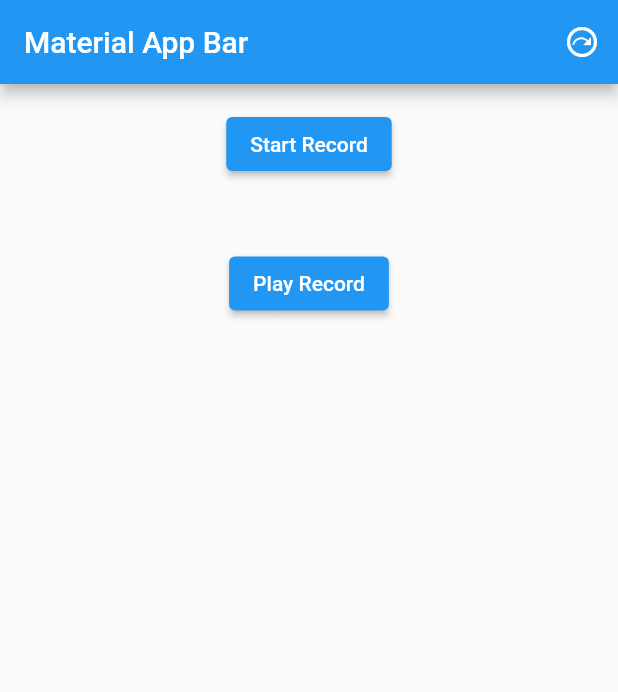
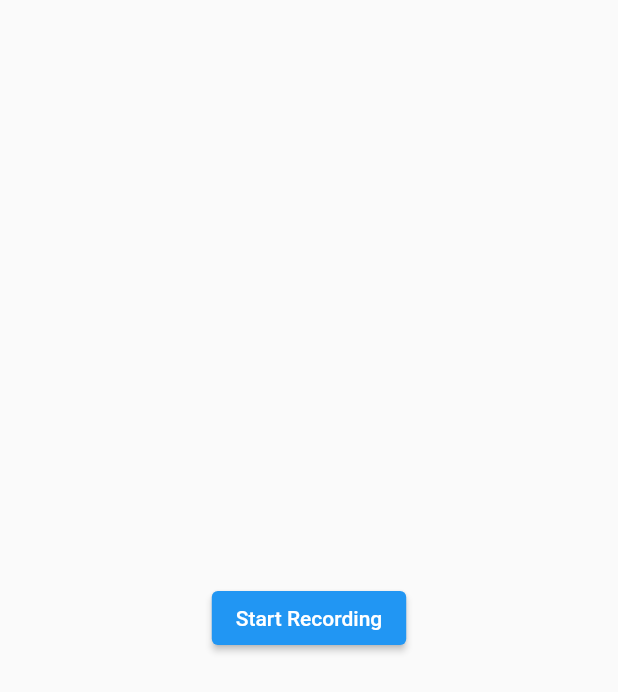
Before and after one commit to TeodoroXin/practicas, a Flutter app: the screen it shows after launch, on a phone screen of 412 x 824 dp. Shown: the top 692 px of the screen. Run offline on Flutter 3.47's test engine with Material 2 defaults, Android fonts, the light colour scheme and no system bars; our stand-ins replace audioplayers; missing offline and left inert: record.

Commit message:
added with errors audio_record2

```diff
--- a/lib/main.dart
+++ b/lib/main.dart
@@ -1,7 +1,8 @@
 import 'package:flutter/material.dart';
-import 'package:practicas/screens/alternative.dart';
+
+import 'package:practicas/screens/home.dart';
 import 'package:practicas/screens/audio_recorder.dart';
-import 'package:practicas/screens/home.dart';
+import 'package:practicas/screens/audio_recorderv2.dart';
 
 void main() {
   runApp(const MainApp());
@@ -13,10 +14,10 @@ class MainApp extends StatelessWidget {
   @override
   Widget build(BuildContext context) {
     return MaterialApp(
-      initialRoute: '/',
+      initialRoute: '/alt',
       routes: <String, WidgetBuilder>{
         '/': (BuildContext context) => const Home(),
-        '/alt': (BuildContext context) => const Alternative(),
+        '/alt': (BuildContext context) => const AudioRecorderWidgetv2(),
         '/audio': (BuildContext context) => const AudioRecorderWidget(),
       },
     );
--- /dev/null
+++ b/lib/screens/audio_recorderv2.dart
@@ -0,0 +1,59 @@
+import 'package:flutter/foundation.dart';
+import 'package:flutter/material.dart';
+
+import 'package:record/record.dart';
+import 'package:audioplayers/audioplayers.dart';
+
+
+void main() => runApp(const AudioRecorderWidgetv2());
+
+class AudioRecorderWidgetv2 extends StatefulWidget {
+  const AudioRecorderWidgetv2({Key? key}) : super(key: key);
+
+  @override
+  State<AudioRecorderWidgetv2> createState() => _AudioRecorderWidgetv2State();
+}
+
+class _AudioRecorderWidgetv2State extends State<AudioRecorderWidgetv2> {
+  bool showPlayer = false;
+  late final AudioRecorder audioRecorder;
+  String? audioPath;
+
+  @override
+  void initState() {
+    showPlayer = false;
+    audioRecorder = AudioRecorder();
+    super.initState();
+  }
+
+  @override
+  Widget build(BuildContext context) {
+    return MaterialApp(
+      home: Scaffold(
+        body: Center(
+          child: showPlayer
+              ? Padding(
+                  padding: const EdgeInsets.symmetric(horizontal: 25),
+                  child: AudioPlayer(
+                    source: audioPath!,
+                    onDelete: () {
+                      setState(() => showPlayer = false);
+                    },
+                  ),
+                )
+              : ElevatedButton(
+                  onPressed: startRecording, child: const Text('Start Recording')),
+        ),
+      ),
+    );
+  }
+
+  Future<void> startRecording() async {
+    // Check and request permission if needed
+    if (await audioRecorder.hasPermission()) {
+      // Start recording to file
+      await audioRecorder.start(const RecordConfig(), path: 'aFullPath/myFile.m4a');
+
+    }
+  }
+}
```
Also changed, not shown: lib/screens/original_sample.dart (renamed from lib/screens/alternative.dart), 1 other file.
